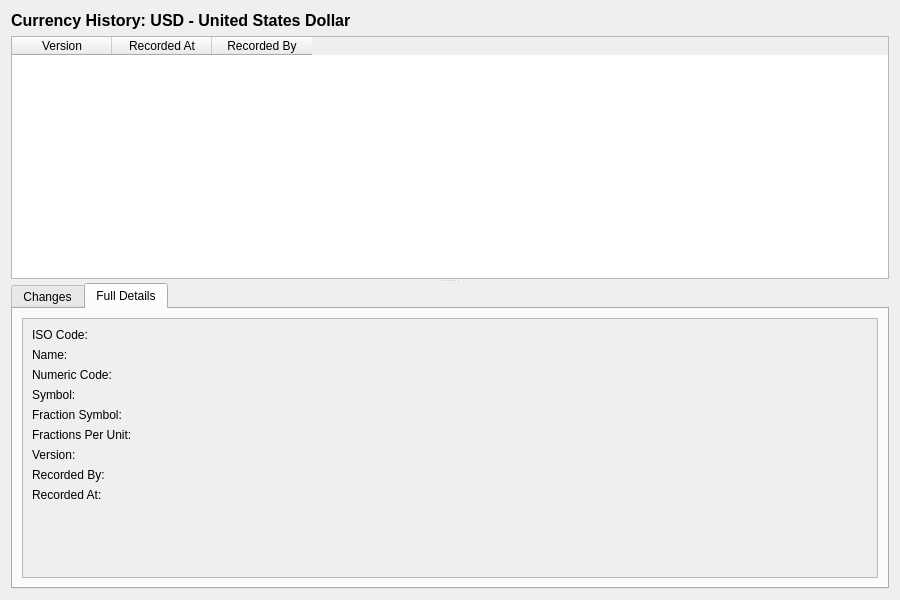
Above: projects/ores.qt/ui/CurrencyHistoryDialog.ui from OreStudio/OreStudio before the change. Below: the same form after it.
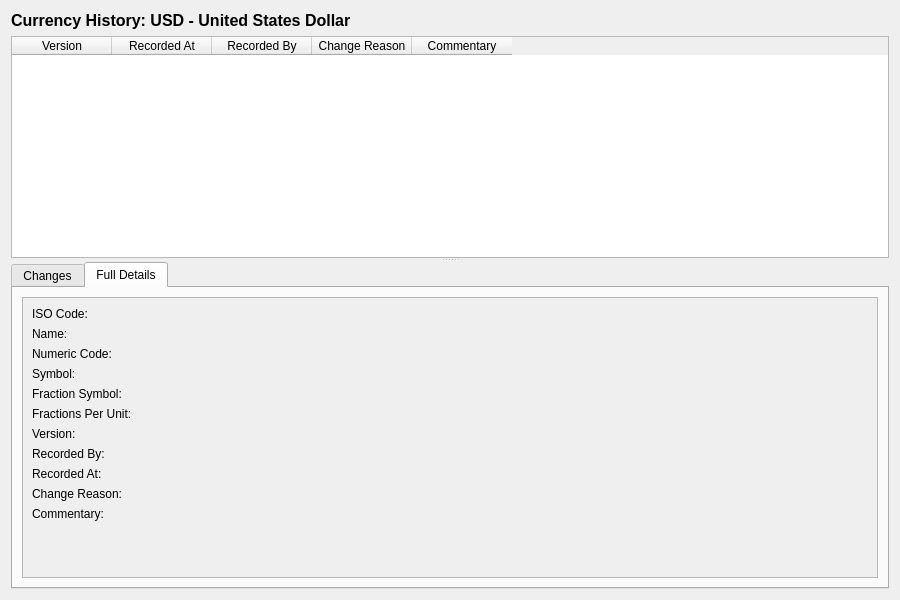
That is the form after the change. The open tabs and pages were chosen to show the change.

Commit message:
[qt] Integrate change reason selection into entity save dialogs
Add ChangeReasonCache for shared caching of change reasons with event
listening for automatic refresh. Add ChangeReasonDialog popup that
displays when saving existing entities, requiring users to select a
change reason and optionally provide commentary.

Update CurrencyDetailDialog and CountryDetailDialog to show change
reason popup before save for updates. Add change reason columns to
history dialogs showing reason code and commentary for each version.

What changed in the file:
```diff
--- a/projects/ores.qt/ui/CurrencyHistoryDialog.ui
+++ b/projects/ores.qt/ui/CurrencyHistoryDialog.ui
@@ -66,6 +66,16 @@
         <string>Recorded By</string>
        </property>
       </column>
+      <column>
+       <property name="text">
+        <string>Change Reason</string>
+       </property>
+      </column>
+      <column>
+       <property name="text">
+        <string>Commentary</string>
+       </property>
+      </column>
      </widget>
      <widget class="QWidget" name="detailWidget">
       <layout class="QVBoxLayout" name="detailLayout">
@@ -270,6 +280,37 @@
                  </property>
                 </widget>
                </item>
+               <item row="9" column="0">
+                <widget class="QLabel" name="changeReasonLabel">
+                 <property name="text">
+                  <string>Change Reason:</string>
+                 </property>
+                </widget>
+               </item>
+               <item row="9" column="1">
+                <widget class="QLabel" name="changeReasonValue">
+                 <property name="text">
+                  <string/>
+                 </property>
+                </widget>
+               </item>
+               <item row="10" column="0">
+                <widget class="QLabel" name="changeCommentaryLabel">
+                 <property name="text">
+                  <string>Commentary:</string>
+                 </property>
+                </widget>
+               </item>
+               <item row="10" column="1">
+                <widget class="QLabel" name="changeCommentaryValue">
+                 <property name="text">
+                  <string/>
+                 </property>
+                 <property name="wordWrap">
+                  <bool>true</bool>
+                 </property>
+                </widget>
+               </item>
               </layout>
              </widget>
             </widget>
```
The commit also changes 17 other files.
